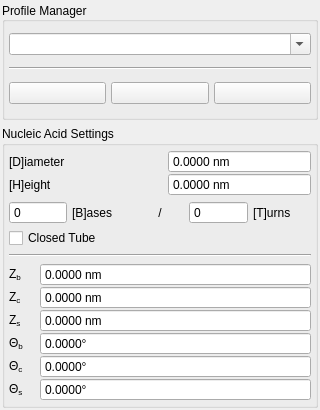
Old version of the form config/ui/nucleic_acid.ui in the repository NATuG3/NATuG3.
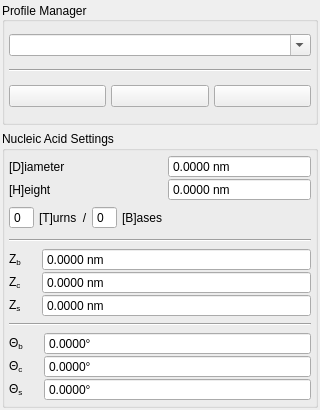
New version of the form.

Commit message: Profile manager UI rehaul

```diff
--- a/config/ui/nucleic_acid.ui
+++ b/config/ui/nucleic_acid.ui
@@ -203,181 +203,11 @@
       <property name="verticalSpacing">
        <number>6</number>
       </property>
-      <item row="4" column="0" colspan="3">
-       <widget class="Line" name="nucleic_acid_settings_splitter">
-        <property name="orientation">
-         <enum>Qt::Horizontal</enum>
-        </property>
-       </widget>
-      </item>
-      <item row="5" column="0" colspan="3">
-       <layout class="QFormLayout" name="formLayout_2">
+      <item row="8" column="0" colspan="2">
+       <layout class="QGridLayout" name="gridLayout_3">
         <property name="horizontalSpacing">
-         <number>16</number>
+         <number>20</number>
         </property>
-        <item row="0" column="0">
-         <widget class="QLabel" name="Z_b_label">
-          <property name="cursor">
-           <cursorShape>ArrowCursor</cursorShape>
-          </property>
-          <property name="toolTip">
-           <string>Base height</string>
-          </property>
-          <property name="statusTip">
-           <string>The height between two bases on the helix axis. = (T*H)/B</string>
-          </property>
-          <property name="whatsThis">
-           <string/>
-          </property>
-          <property name="text">
-           <string>Z&lt;sub&gt;b&lt;/sub&gt;</string>
-          </property>
-         </widget>
-        </item>
-        <item row="0" column="1">
-         <widget class="QDoubleSpinBox" name="Z_b">
-          <property name="autoFillBackground">
-           <bool>false</bool>
-          </property>
-          <property name="wrapping">
-           <bool>false</bool>
-          </property>
-          <property name="frame">
-           <bool>true</bool>
-          </property>
-          <property name="readOnly">
-           <bool>true</bool>
-          </property>
-          <property name="buttonSymbols">
-           <enum>QAbstractSpinBox::NoButtons</enum>
-          </property>
-          <property name="specialValueText">
-           <string/>
-          </property>
-          <property name="accelerated">
-           <bool>false</bool>
-          </property>
-          <property name="showGroupSeparator" stdset="0">
-           <bool>false</bool>
-          </property>
-          <property name="prefix">
-           <string/>
-          </property>
-          <property name="suffix">
-           <string notr="true"> nm</string>
-          </property>
-          <property name="decimals">
-           <number>4</number>
-          </property>
-          <property name="minimum">
-           <double>0.000000000000000</double>
-          </property>
-          <property name="maximum">
-           <double>999999.000000000000000</double>
-          </property>
-          <property name="singleStep">
-           <double>0.500000000000000</double>
-          </property>
-         </widget>
-        </item>
-        <item row="1" column="0">
-         <widget class="QLabel" name="Z_c_label">
-          <property name="cursor">
-           <cursorShape>ArrowCursor</cursorShape>
-          </property>
-          <property name="toolTip">
-           <string>Characteristic Height</string>
-          </property>
-          <property name="statusTip">
-           <string>The height a helix climbs as it rotates through the characteristic angle</string>
-          </property>
-          <property name="whatsThis">
-           <string/>
-          </property>
-          <property name="text">
-           <string>Z&lt;sub&gt;c&lt;/sub&gt;</string>
-          </property>
-         </widget>
-        </item>
-        <item row="1" column="1">
-         <widget class="QDoubleSpinBox" name="Z_c">
-          <property name="buttonSymbols">
-           <enum>QAbstractSpinBox::NoButtons</enum>
-          </property>
-          <property name="suffix">
-           <string notr="true"> nm</string>
-          </property>
-          <property name="decimals">
-           <number>4</number>
-          </property>
-          <property name="maximum">
-           <double>999999.000000000000000</double>
-          </property>
-          <property name="singleStep">
-           <double>0.500000000000000</double>
-          </property>
-         </widget>
-        </item>
-        <item row="2" column="0">
-         <widget class="QLabel" name="Z_s_label">
-          <property name="cursor">
-           <cursorShape>ArrowCursor</cursorShape>
-          </property>
-          <property name="toolTip">
-           <string extracomment="The vertical height between two NEMids on different helices of the same double helix">Strand Switch Height</string>
-          </property>
-          <property name="statusTip">
-           <string>The vertical height between two NEMids on different helices of the same double helix</string>
-          </property>
-          <property name="whatsThis">
-           <string/>
-          </property>
-          <property name="text">
-           <string>Z&lt;sub&gt;s&lt;/sub&gt;</string>
-          </property>
-         </widget>
-        </item>
-        <item row="2" column="1">
-         <widget class="QDoubleSpinBox" name="Z_s">
-          <property name="statusTip">
-           <string/>
-          </property>
-          <property name="buttonSymbols">
-           <enum>QAbstractSpinBox::NoButtons</enum>
-          </property>
-          <property name="suffix">
-           <string notr="true"> nm</string>
-          </property>
-          <property name="decimals">
-           <number>4</number>
-          </property>
-          <property name="maximum">
-           <double>999999.000000000000000</double>
-          </property>
-          <property name="singleStep">
-           <double>0.500000000000000</double>
-          </property>
-         </widget>
-        </item>
-        <item row="3" column="0">
-         <widget class="QLabel" name="theta_b_label">
-          <property name="cursor">
-           <cursorShape>ArrowCursor</cursorShape>
-          </property>
-          <property name="toolTip">
-           <string>Base Angle</string>
-          </property>
-          <property name="statusTip">
-           <string>The angle that one base makes about the helix axis</string>
-          </property>
-          <property name="whatsThis">
-           <string/>
-          </property>
-          <property name="text">
-           <string>Θ&lt;sub&gt;b&lt;/sub&gt;</string>
-          </property>
-         </widget>
-        </item>
         <item row="3" column="1">
          <widget class="QDoubleSpinBox" name="theta_b">
           <property name="statusTip">
@@ -412,8 +242,76 @@
           </property>
          </widget>
         </item>
+        <item row="4" column="1">
+         <widget class="QDoubleSpinBox" name="theta_c">
+          <property name="buttonSymbols">
+           <enum>QAbstractSpinBox::NoButtons</enum>
+          </property>
+          <property name="specialValueText">
+           <string/>
+          </property>
+          <property name="accelerated">
+           <bool>false</bool>
+          </property>
+          <property name="showGroupSeparator" stdset="0">
+           <bool>false</bool>
+          </property>
+          <property name="suffix">
+           <string notr="true">°</string>
+          </property>
+          <property name="decimals">
+           <number>4</number>
+          </property>
+          <property name="maximum">
+           <double>360.000000000000000</double>
+          </property>
+          <property name="singleStep">
+           <double>0.500000000000000</double>
+          </property>
+         </widget>
+        </item>
+        <item row="5" column="1">
+         <widget class="QDoubleSpinBox" name="theta_s">
+          <property name="buttonSymbols">
+           <enum>QAbstractSpinBox::NoButtons</enum>
+          </property>
+          <property name="specialValueText">
+           <string/>
+          </property>
+          <property name="accelerated">
+           <bool>false</bool>
+          </property>
+          <property name="showGroupSeparator" stdset="0">
+           <bool>false</bool>
+          </property>
+          <property name="prefix">
+           <string/>
+          </property>
+          <property name="suffix">
+           <string notr="true">°</string>
+          </property>
+          <property name="decimals">
+           <number>4</number>
+          </property>
+          <property name="maximum">
+           <double>360.000000000000000</double>
+          </property>
+          <property name="singleStep">
+           <double>0.500000000000000</double>
+          </property>
+         </widget>
+        </item>
         <item row="4" column="0">
          <widget class="QLabel" name="theta_c_label">
+          <property name="enabled">
+           <bool>true</bool>
+          </property>
+          <property name="sizePolicy">
+           <sizepolicy hsizetype="Fixed" vsizetype="Preferred">
+            <horstretch>0</horstretch>
+            <verstretch>0</verstretch>
+           </sizepolicy>
+          </property>
           <property name="cursor">
            <cursorShape>ArrowCursor</cursorShape>
           </property>
@@ -431,36 +329,17 @@
           </property>
          </widget>
         </item>
-        <item row="4" column="1">
-         <widget class="QDoubleSpinBox" name="theta_c">
-          <property name="buttonSymbols">
-           <enum>QAbstractSpinBox::NoButtons</enum>
-          </property>
-          <property name="specialValueText">
-           <string/>
-          </property>
-          <property name="accelerated">
-           <bool>false</bool>
-          </property>
-          <property name="showGroupSeparator" stdset="0">
-           <bool>false</bool>
-          </property>
-          <property name="suffix">
-           <string notr="true">°</string>
-          </property>
-          <property name="decimals">
-           <number>4</number>
-          </property>
-          <property name="maximum">
-           <double>360.000000000000000</double>
-          </property>
-          <property name="singleStep">
-           <double>0.500000000000000</double>
-          </property>
-         </widget>
-        </item>
         <item row="5" column="0">
          <widget class="QLabel" name="theta_s_label">
+          <property name="enabled">
+           <bool>true</bool>
+          </property>
+          <property name="sizePolicy">
+           <sizepolicy hsizetype="Fixed" vsizetype="Preferred">
+            <horstretch>0</horstretch>
+            <verstretch>0</verstretch>
+           </sizepolicy>
+          </property>
           <property name="cursor">
            <cursorShape>ArrowCursor</cursorShape>
           </property>
@@ -478,40 +357,37 @@
           </property>
          </widget>
         </item>
-        <item row="5" column="1">
-         <widget class="QDoubleSpinBox" name="theta_s">
-          <property name="buttonSymbols">
-           <enum>QAbstractSpinBox::NoButtons</enum>
+        <item row="3" column="0">
+         <widget class="QLabel" name="theta_b_label">
+          <property name="enabled">
+           <bool>true</bool>
           </property>
-          <property name="specialValueText">
-           <string/>
+          <property name="sizePolicy">
+           <sizepolicy hsizetype="Fixed" vsizetype="Preferred">
+            <horstretch>0</horstretch>
+            <verstretch>0</verstretch>
+           </sizepolicy>
           </property>
-          <property name="accelerated">
-           <bool>false</bool>
+          <property name="cursor">
+           <cursorShape>ArrowCursor</cursorShape>
           </property>
-          <property name="showGroupSeparator" stdset="0">
-           <bool>false</bool>
+          <property name="toolTip">
+           <string>Base Angle</string>
           </property>
-          <property name="prefix">
+          <property name="statusTip">
+           <string>The angle that one base makes about the helix axis</string>
+          </property>
+          <property name="whatsThis">
            <string/>
           </property>
-          <property name="suffix">
-           <string notr="true">°</string>
-          </property>
-          <property name="decimals">
-           <number>4</number>
-          </property>
-          <property name="maximum">
-           <double>360.000000000000000</double>
-          </property>
-          <property name="singleStep">
-           <double>0.500000000000000</double>
+          <property name="text">
+           <string>Θ&lt;sub&gt;b&lt;/sub&gt;</string>
           </property>
          </widget>
         </item>
        </layout>
       </item>
-      <item row="0" column="0" colspan="3">
+      <item row="0" column="0" colspan="2">
        <layout class="QGridLayout" name="gridLayout_2">
         <property name="horizontalSpacing">
          <number>16</number>
@@ -524,58 +400,6 @@
           <property name="bottomMargin">
            <number>4</number>
           </property>
-          <item>
-           <widget class="QSpinBox" name="B">
-            <property name="toolTip">
-             <string>Bases</string>
-            </property>
-            <property name="statusTip">
-             <string/>
-            </property>
-            <property name="whatsThis">
-             <string/>
-            </property>
-            <property name="buttonSymbols">
-             <enum>QAbstractSpinBox::NoButtons</enum>
-            </property>
-           </widget>
-          </item>
-          <item>
-           <spacer name="horizontalSpacer">
-            <property name="orientation">
-             <enum>Qt::Horizontal</enum>
-            </property>
-            <property name="sizeType">
-             <enum>QSizePolicy::Fixed</enum>
-            </property>
-            <property name="sizeHint" stdset="0">
-             <size>
-              <width>5</width>
-              <height>20</height>
-             </size>
-            </property>
-           </spacer>
-          </item>
-          <item>
-           <widget class="QLabel" name="B_label">
-            <property name="statusTip">
-             <string>There are B bases per T turns of the helix</string>
-            </property>
-            <property name="text">
-             <string>[B]ases </string>
-            </property>
-           </widget>
-          </item>
-          <item>
-           <widget class="QLabel" name="bases_per_turns_slash">
-            <property name="text">
-             <string>/</string>
-            </property>
-            <property name="alignment">
-             <set>Qt::AlignCenter</set>
-            </property>
-           </widget>
-          </item>
           <item>
            <widget class="QSpinBox" name="T">
             <property name="toolTip">
@@ -615,21 +439,105 @@
             </property>
            </widget>
           </item>
+          <item>
+           <spacer name="horizontalSpacer_4">
+            <property name="orientation">
+             <enum>Qt::Horizontal</enum>
+            </property>
+            <property name="sizeType">
+             <enum>QSizePolicy::Fixed</enum>
+            </property>
+            <property name="sizeHint" stdset="0">
+             <size>
+              <width>5</width>
+              <height>20</height>
+             </size>
+            </property>
+           </spacer>
+          </item>
+          <item>
+           <widget class="QLabel" name="bases_per_turns_slash">
+            <property name="text">
+             <string>/</string>
+            </property>
+            <property name="alignment">
+             <set>Qt::AlignCenter</set>
+            </property>
+           </widget>
+          </item>
+          <item>
+           <spacer name="horizontalSpacer">
+            <property name="orientation">
+             <enum>Qt::Horizontal</enum>
+            </property>
+            <property name="sizeType">
+             <enum>QSizePolicy::Fixed</enum>
+            </property>
+            <property name="sizeHint" stdset="0">
+             <size>
+              <width>5</width>
+              <height>20</height>
+             </size>
+            </property>
+           </spacer>
+          </item>
+          <item>
+           <widget class="QSpinBox" name="B">
+            <property name="toolTip">
+             <string>Bases</string>
+            </property>
+            <property name="statusTip">
+             <string/>
+            </property>
+            <property name="whatsThis">
+             <string/>
+            </property>
+            <property name="buttonSymbols">
+             <enum>QAbstractSpinBox::NoButtons</enum>
+            </property>
+           </widget>
+          </item>
+          <item>
+           <spacer name="horizontalSpacer_5">
+            <property name="orientation">
+             <enum>Qt::Horizontal</enum>
+            </property>
+            <property name="sizeType">
+             <enum>QSizePolicy::Fixed</enum>
+            </property>
+            <property name="sizeHint" stdset="0">
+             <size>
+              <width>5</width>
+              <height>20</height>
+             </size>
+            </property>
+           </spacer>
+          </item>
+          <item>
+           <widget class="QLabel" name="B_label">
+            <property name="statusTip">
+             <string>There are B bases per T turns of the helix</string>
+            </property>
+            <property name="text">
+             <string>[B]ases </string>
+            </property>
+           </widget>
+          </item>
+          <item>
+           <spacer name="horizontalSpacer_3">
+            <property name="orientation">
+             <enum>Qt::Horizontal</enum>
+            </property>
+            <property name="sizeHint" stdset="0">
+             <size>
+              <width>40</width>
+              <height>20</height>
+             </size>
+            </property>
+           </spacer>
+          </item>
          </layout>
         </item>
-        <item row="3" column="0" colspan="2">
-         <widget class="QCheckBox" name="closed_tube">
-          <property name="cursor">
-           <cursorShape>ArrowCursor</cursorShape>
-          </property>
-          <property name="statusTip">
-           <string>Indicates whether the tube is closed (and thus actually a tube) or not</string>
-          </property>
-          <property name="text">
-           <string>Closed Tube</string>
-          </property>
-         </widget>
-        </item>
         <item row="1" column="0">
          <widget class="QLabel" name="H_label">
           <property name="cursor">
@@ -643,6 +551,31 @@
           </property>
          </widget>
         </item>
+        <item row="0" column="1">
+         <widget class="QDoubleSpinBox" name="D">
+          <property name="toolTip">
+           <string>Domain Diameter</string>
+          </property>
+          <property name="whatsThis">
+           <string>Diameter</string>
+          </property>
+          <property name="buttonSymbols">
+           <enum>QAbstractSpinBox::NoButtons</enum>
+          </property>
+          <property name="suffix">
+           <string notr="true"> nm</string>
+          </property>
+          <property name="decimals">
+           <number>4</number>
+          </property>
+          <property name="maximum">
+           <double>999999.000000000000000</double>
+          </property>
+          <property name="singleStep">
+           <double>0.500000000000000</double>
+          </property>
+         </widget>
+        </item>
         <item row="0" column="0">
          <widget class="QLabel" name="D_label">
           <property name="cursor">
@@ -681,23 +614,162 @@
           </property>
          </widget>
         </item>
+       </layout>
+      </item>
+      <item row="6" column="0" colspan="2">
+       <widget class="Line" name="line">
+        <property name="orientation">
+         <enum>Qt::Horizontal</enum>
+        </property>
+       </widget>
+      </item>
+      <item row="1" column="0" colspan="2">
+       <widget class="Line" name="nucleic_acid_settings_splitter">
+        <property name="orientation">
+         <enum>Qt::Horizontal</enum>
+        </property>
+       </widget>
+      </item>
+      <item row="2" column="0" colspan="2">
+       <layout class="QGridLayout" name="gridLayout_7">
+        <property name="horizontalSpacing">
+         <number>20</number>
+        </property>
+        <item row="2" column="1">
+         <widget class="QDoubleSpinBox" name="Z_s">
+          <property name="statusTip">
+           <string/>
+          </property>
+          <property name="buttonSymbols">
+           <enum>QAbstractSpinBox::NoButtons</enum>
+          </property>
+          <property name="suffix">
+           <string notr="true"> nm</string>
+          </property>
+          <property name="decimals">
+           <number>4</number>
+          </property>
+          <property name="maximum">
+           <double>999999.000000000000000</double>
+          </property>
+          <property name="singleStep">
+           <double>0.500000000000000</double>
+          </property>
+         </widget>
+        </item>
+        <item row="1" column="1">
+         <widget class="QDoubleSpinBox" name="Z_c">
+          <property name="buttonSymbols">
+           <enum>QAbstractSpinBox::NoButtons</enum>
+          </property>
+          <property name="suffix">
+           <string notr="true"> nm</string>
+          </property>
+          <property name="decimals">
+           <number>4</number>
+          </property>
+          <property name="maximum">
+           <double>999999.000000000000000</double>
+          </property>
+          <property name="singleStep">
+           <double>0.500000000000000</double>
+          </property>
+         </widget>
+        </item>
+        <item row="2" column="0">
+         <widget class="QLabel" name="Z_s_label">
+          <property name="enabled">
+           <bool>true</bool>
+          </property>
+          <property name="sizePolicy">
+           <sizepolicy hsizetype="Fixed" vsizetype="Preferred">
+            <horstretch>0</horstretch>
+            <verstretch>0</verstretch>
+           </sizepolicy>
+          </property>
+          <property name="cursor">
+           <cursorShape>ArrowCursor</cursorShape>
+          </property>
+          <property name="toolTip">
+           <string extracomment="The vertical height between two NEMids on different helices of the same double helix">Strand Switch Height</string>
+          </property>
+          <property name="statusTip">
+           <string>The vertical height between two NEMids on different helices of the same double helix</string>
+          </property>
+          <property name="whatsThis">
+           <string/>
+          </property>
+          <property name="text">
+           <string>Z&lt;sub&gt;s&lt;/sub&gt;</string>
+          </property>
+         </widget>
+        </item>
+        <item row="0" column="0">
+         <widget class="QLabel" name="Z_b_label">
+          <property name="enabled">
+           <bool>true</bool>
+          </property>
+          <property name="sizePolicy">
+           <sizepolicy hsizetype="Fixed" vsizetype="Preferred">
+            <horstretch>0</horstretch>
+            <verstretch>0</verstretch>
+           </sizepolicy>
+          </property>
+          <property name="cursor">
+           <cursorShape>ArrowCursor</cursorShape>
+          </property>
+          <property name="toolTip">
+           <string>Base height</string>
+          </property>
+          <property name="statusTip">
+           <string>The height between two bases on the helix axis. = (T*H)/B</string>
+          </property>
+          <property name="whatsThis">
+           <string/>
+          </property>
+          <property name="text">
+           <string>Z&lt;sub&gt;b&lt;/sub&gt;</string>
+          </property>
+         </widget>
+        </item>
         <item row="0" column="1">
-         <widget class="QDoubleSpinBox" name="D">
-          <property name="toolTip">
-           <string>Domain Diameter</string>
+         <widget class="QDoubleSpinBox" name="Z_b">
+          <property name="autoFillBackground">
+           <bool>false</bool>
           </property>
-          <property name="whatsThis">
-           <string>Diameter</string>
+          <property name="wrapping">
+           <bool>false</bool>
+          </property>
+          <property name="frame">
+           <bool>true</bool>
+          </property>
+          <property name="readOnly">
+           <bool>true</bool>
           </property>
           <property name="buttonSymbols">
            <enum>QAbstractSpinBox::NoButtons</enum>
           </property>
+          <property name="specialValueText">
+           <string/>
+          </property>
+          <property name="accelerated">
+           <bool>false</bool>
+          </property>
+          <property name="showGroupSeparator" stdset="0">
+           <bool>false</bool>
+          </property>
+          <property name="prefix">
+           <string/>
+          </property>
           <property name="suffix">
            <string notr="true"> nm</string>
           </property>
           <property name="decimals">
            <number>4</number>
           </property>
+          <property name="minimum">
+           <double>0.000000000000000</double>
+          </property>
           <property name="maximum">
            <double>999999.000000000000000</double>
           </property>
@@ -706,6 +778,34 @@
           </property>
          </widget>
         </item>
+        <item row="1" column="0">
+         <widget class="QLabel" name="Z_c_label">
+          <property name="enabled">
+           <bool>true</bool>
+          </property>
+          <property name="sizePolicy">
+           <sizepolicy hsizetype="Fixed" vsizetype="Preferred">
+            <horstretch>0</horstretch>
+            <verstretch>0</verstretch>
+           </sizepolicy>
+          </property>
+          <property name="cursor">
+           <cursorShape>ArrowCursor</cursorShape>
+          </property>
+          <property name="toolTip">
+           <string>Characteristic Height</string>
+          </property>
+          <property name="statusTip">
+           <string>The height a helix climbs as it rotates through the characteristic angle</string>
+          </property>
+          <property name="whatsThis">
+           <string/>
+          </property>
+          <property name="text">
+           <string>Z&lt;sub&gt;c&lt;/sub&gt;</string>
+          </property>
+         </widget>
+        </item>
        </layout>
       </item>
      </layout>
```
The commit also changes 2 other files.
